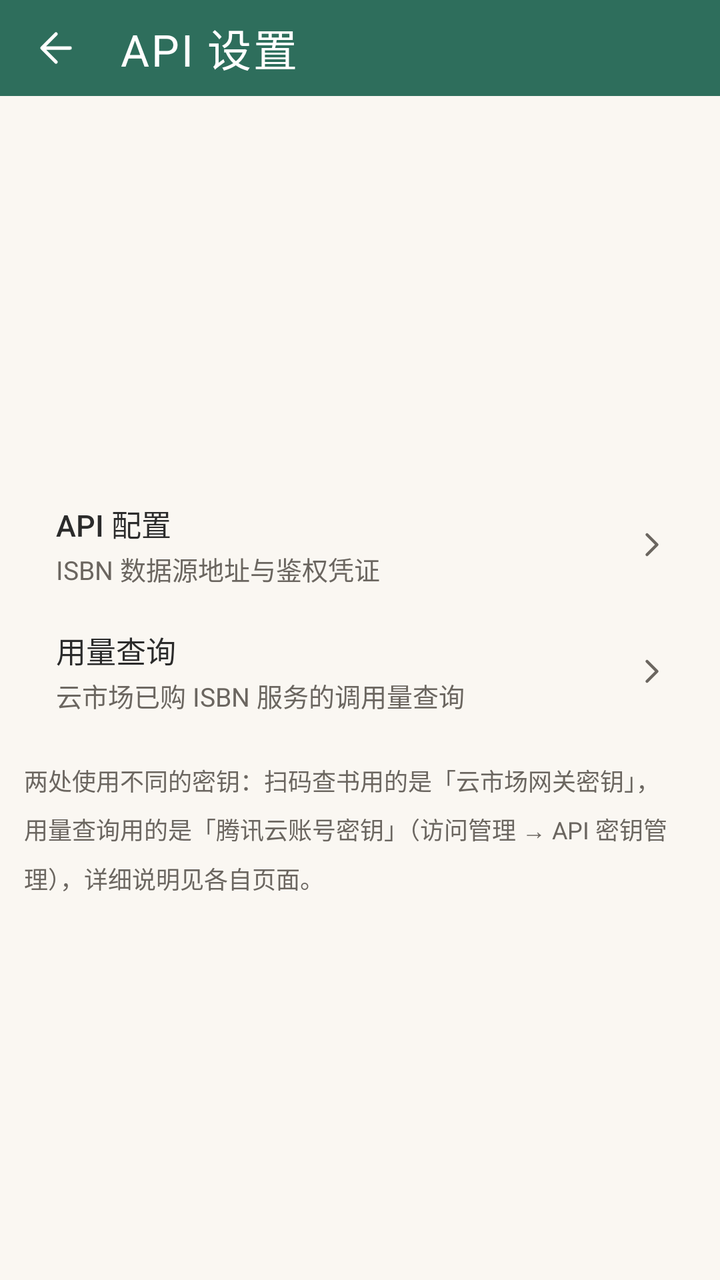
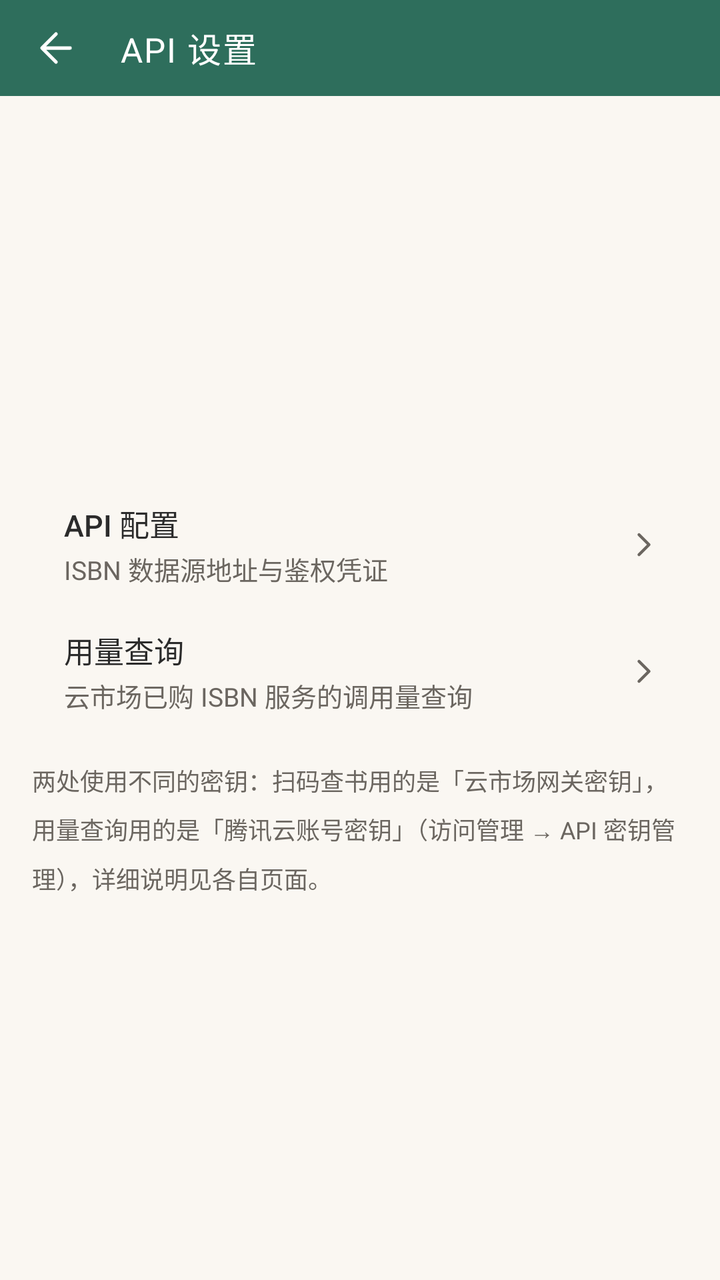

Compare the two renders of this Android layout. The source of the first and the diff that turns it into the second are given below.
<!-- AndroidManifest.xml: application theme Theme.Bookshelf -->
<!-- res/layout/activity_api_settings.xml -->
<?xml version="1.0" encoding="utf-8"?>
<LinearLayout xmlns:android="http://schemas.android.com/apk/res/android"
    xmlns:app="http://schemas.android.com/apk/res-auto"
    android:layout_width="match_parent"
    android:layout_height="match_parent"
    android:orientation="vertical">

    <com.google.android.material.appbar.MaterialToolbar
        android:id="@+id/toolbar"
        style="@style/Widget.Bookshelf.Toolbar"
        android:layout_width="match_parent"
        android:layout_height="@dimen/toolbar_h"
        app:navigationIcon="@drawable/ic_back"
        app:title="API 设置" />

    <ScrollView
        android:layout_width="match_parent"
        android:layout_height="0dp"
        android:layout_weight="1"
        android:fillViewport="true">

                <androidx.constraintlayout.widget.ConstraintLayout
            android:layout_width="match_parent"
            android:layout_height="wrap_content">

<LinearLayout
            android:layout_width="0dp"
            android:layout_height="wrap_content"
            android:orientation="vertical"
            android:padding="12dp"
                    app:layout_constraintWidth_max="@dimen/content_max_width"
                    app:layout_constraintStart_toStartOf="parent"
                    app:layout_constraintEnd_toEndOf="parent"
                    app:layout_constraintHorizontal_bias="0.5"
                    app:layout_constraintTop_toTopOf="parent"
                    app:layout_constraintBottom_toBottomOf="parent"
                >

            
            <LinearLayout
                android:id="@+id/row_api_config"
                style="@style/MineRow">

                <LinearLayout
                    android:layout_width="0dp"
                    android:layout_height="wrap_content"
                    android:layout_weight="1"
                    android:orientation="vertical">

                    <TextView
                        style="@style/MineRowTitle"
                        android:text="API 配置" />

                    <TextView
                        style="@style/MineRowSubtitle"
                        android:text="ISBN 数据源地址与鉴权凭证" />
                </LinearLayout>

                <ImageView
                    android:layout_width="20dp"
                    android:layout_height="20dp"
                    android:layout_marginStart="8dp"
                    android:src="@drawable/ic_arrow_right"
                    app:tint="?attr/on_surface_variant" />
            </LinearLayout>

            
            <LinearLayout
                android:id="@+id/row_usage_query"
                style="@style/MineRow">

                <LinearLayout
                    android:layout_width="0dp"
                    android:layout_height="wrap_content"
                    android:layout_weight="1"
                    android:orientation="vertical">

                    <TextView
                        style="@style/MineRowTitle"
                        android:text="用量查询" />

                    <TextView
                        style="@style/MineRowSubtitle"
                        android:text="云市场已购 ISBN 服务的调用量查询" />
                </LinearLayout>

                <ImageView
                    android:layout_width="20dp"
                    android:layout_height="20dp"
                    android:layout_marginStart="8dp"
                    android:src="@drawable/ic_arrow_right"
                    app:tint="?attr/on_surface_variant" />
            </LinearLayout>

            <TextView
                android:layout_width="match_parent"
                android:layout_height="wrap_content"
                android:layout_marginTop="14dp"
                android:lineSpacingMultiplier="1.4"
                android:text="两处使用不同的密钥：扫码查书用的是「云市场网关密钥」，用量查询用的是「腾讯云账号密钥」（访问管理 → API 密钥管理），详细说明见各自页面。"
                android:textColor="?attr/on_surface_variant"
                android:textSize="12sp" />
        </LinearLayout>
        </androidx.constraintlayout.widget.ConstraintLayout>
    </ScrollView>
</LinearLayout>
<!-- resources referenced by this layout -->
<resources>
  <dimen name="content_max_width">9999dp</dimen>
  <dimen name="toolbar_h">48dp</dimen>
  <dimen name="space_lg">16dp</dimen>
  <dimen name="space_md">12dp</dimen>
  <dimen name="text_body_small">13sp</dimen>
  <dimen name="text_body">15sp</dimen>
  <style name="TextAppearance.Bookshelf.ToolbarTitle" parent="TextAppearance.Material3.TitleLarge">
          <item name="android:textSize">@dimen/text_title</item>
          <item name="android:fontFamily">serif</item>
          <item name="android:textStyle">normal</item>
          <item name="android:letterSpacing">0.04</item>
          <item name="android:textColor">@color/white</item>
      </style>
  <color name="primary">#2E6E5C</color>
  <color name="primary_dark">#1F4D40</color>
  <color name="accent">#C08A3E</color>
  <color name="chip_bg">#E8F0ED</color>
  <color name="green_container">#E6F0EC</color>
  <color name="green_on_container">#1C4A3E</color>
  <color name="green_page">#FAF7F2</color>
  <color name="green_surface">#FFFDF9</color>
  <color name="green_surface_dim">#F3EEE6</color>
  <color name="green_outline">#E6E0D5</color>
  <color name="green_outline_strong">#D8D0C2</color>
  <dimen name="text_title">22sp</dimen>
  <color name="white">#FFFFFF</color>
  <color name="bg_page">#FAF7F2</color>
  <color name="surface">#FFFDF9</color>
  <color name="surface_dim">#F4F0E9</color>
  <color name="outline">#E6E0D5</color>
  <color name="outline_strong">#CFC5B4</color>
  <color name="text_main">#2B2B2B</color>
  <color name="text_sub">#6B6660</color>
  <color name="accent_text">#8A5A1A</color>
  <style name="Widget.Bookshelf.MaterialCard" parent="Widget.Material3.CardView.Outlined">
          <item name="cardCornerRadius">@dimen/card_corner</item>
          <item name="cardElevation">0dp</item>
          <item name="strokeColor">?attr/outline</item>
          <item name="strokeWidth">1dp</item>
      </style>
  <style name="Widget.Bookshelf.ChipGroup" parent="Widget.Material3.ChipGroup">
          <item name="chipSpacingHorizontal">8dp</item>
          <item name="chipSpacingVertical">4dp</item>
          <item name="singleLine">false</item>
      </style>
  <style name="ThemeOverlay.Bookshelf.BottomSheet" parent="ThemeOverlay.Material3.BottomSheetDialog">
          <item name="bottomSheetStyle">@style/Widget.Bookshelf.BottomSheet</item>
      </style>
  <style name="ShapeAppearance.Bookshelf.Medium" parent="ShapeAppearance.Material3.Corner.Medium">
          <item name="cornerSize">@dimen/radius_md</item>
      </style>
  <dimen name="radius_md">12dp</dimen>
  <dimen name="card_corner">16dp</dimen>
  <style name="ShapeAppearance.Bookshelf.Pill" parent="ShapeAppearance.Material3.Corner.Full">
          <item name="cornerSize">50%</item>
      </style>
  <style name="TextAppearance.Bookshelf.DialogTitle" parent="MaterialAlertDialog.Material3.Title.Text">
          <item name="android:textSize">@dimen/text_title_toolbar</item>
          <item name="android:textStyle">bold</item>
          <item name="android:textColor">?attr/on_surface</item>
      </style>
  <style name="Widget.Bookshelf.Button.Dialog" parent="Widget.Material3.Button.TextButton.Dialog">
          <item name="android:textSize">@dimen/text_body_small</item>
          <item name="android:textAllCaps">false</item>
      </style>
  <style name="ShapeAppearance.Bookshelf.Dialog" parent="ShapeAppearance.Material3.Corner.Large">
          <item name="cornerSize">@dimen/card_corner</item>
      </style>
  <style name="Widget.Bookshelf.BottomSheet" parent="Widget.Material3.BottomSheet.Modal">
          <item name="shapeAppearance">@style/ShapeAppearance.Bookshelf.BottomSheet</item>
          <item name="backgroundTint">?attr/surface</item>
          
          <item name="elevationOverlayEnabled">false</item>
      </style>
  <dimen name="text_title_toolbar">16sp</dimen>
  <!-- unchanged entries left out for length: 14 -->
</resources>

<!-- the commit's change to res/layout/activity_api_settings.xml (unified diff, before → after) -->
@@ -27,7 +27,7 @@
             android:layout_width="0dp"
             android:layout_height="wrap_content"
             android:orientation="vertical"
-            android:padding="12dp"
+            android:padding="@dimen/page_padding"
                     app:layout_constraintWidth_max="@dimen/content_max_width"
                     app:layout_constraintStart_toStartOf="parent"
                     app:layout_constraintEnd_toEndOf="parent"
<!-- resource entries referenced after the edit -->
@@ -1,17 +1,19 @@
 <!-- resources referenced by this layout -->
 <resources>
   <dimen name="content_max_width">9999dp</dimen>
+  <dimen name="page_padding">16dp</dimen>
   <dimen name="toolbar_h">48dp</dimen>
   <dimen name="space_lg">16dp</dimen>
   <dimen name="space_md">12dp</dimen>
   <dimen name="text_body_small">13sp</dimen>
   <dimen name="text_body">15sp</dimen>
   <style name="TextAppearance.Bookshelf.ToolbarTitle" parent="TextAppearance.Material3.TitleLarge">
-          <item name="android:textSize">@dimen/text_title</item>
+          
+          <item name="android:textSize">@dimen/text_headline</item>
           <item name="android:fontFamily">serif</item>
           <item name="android:textStyle">normal</item>
           <item name="android:letterSpacing">0.04</item>
-          <item name="android:textColor">@color/white</item>
+          <item name="android:textColor">?attr/colorOnPrimary</item>
       </style>
   <color name="primary">#2E6E5C</color>
   <color name="primary_dark">#1F4D40</color>
@@ -24,8 +26,7 @@
   <color name="green_surface_dim">#F3EEE6</color>
   <color name="green_outline">#E6E0D5</color>
   <color name="green_outline_strong">#D8D0C2</color>
-  <dimen name="text_title">22sp</dimen>
-  <color name="white">#FFFFFF</color>
+  <dimen name="text_headline">17sp</dimen>
   <color name="bg_page">#FAF7F2</color>
   <color name="surface">#FFFDF9</color>
   <color name="surface_dim">#F4F0E9</color>
